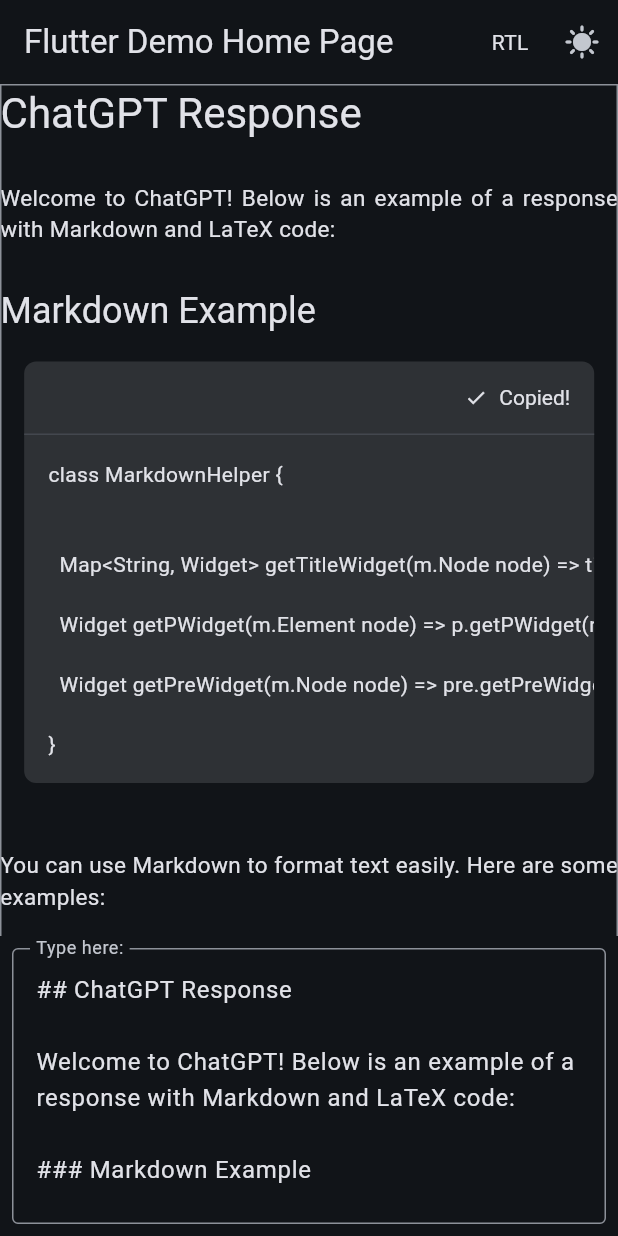
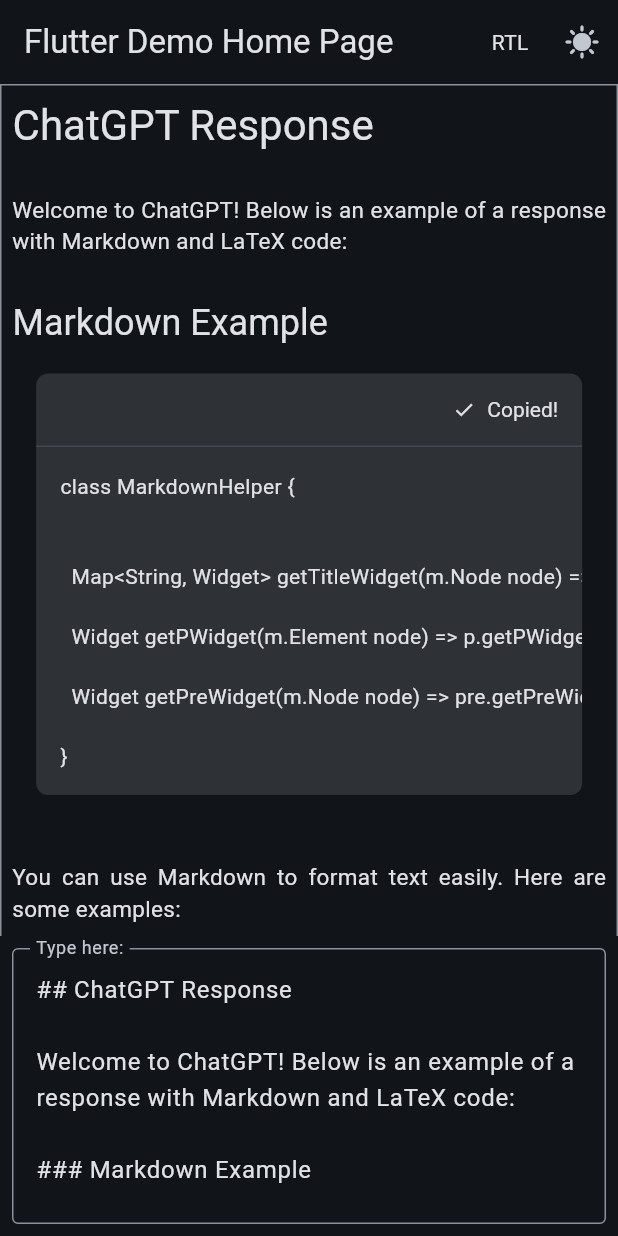
Before and after one commit to saminsohag/flutter_packages, a Flutter app: the screen it shows after launch, after a tap on "Copy code", on a phone screen of 412 x 824 dp. Run offline on Flutter 3.47's test engine with Material 3 defaults, Android fonts, the phone set to English and light mode, and no system bars; missing offline and left inert: flutter_math_fork.

Commit message:
textStle added to the latexBuilder

```diff
--- a/gpt_markdown/example/lib/main.dart
+++ b/gpt_markdown/example/lib/main.dart
@@ -169,6 +169,8 @@ Markdown and LaTeX can be powerful tools for formatting text and mathematical ex
                               //     titleSmall: TextStyle(fontSize: 10),
                               //   ),
                               // ),
+                              child: Padding(
+                                padding: const EdgeInsets.all(8.0),
                                 child: TexMarkdown(
                                   _controller.text,
                                   textDirection: _direction,
@@ -183,9 +185,11 @@ Markdown and LaTeX can be powerful tools for formatting text and mathematical ex
                                     // Regular text font size here.
                                     fontSize: 15,
                                   ),
-                                latexWorkaround: (tex) => tex.replaceAllMapped(
-                                    RegExp(r"align\*"), (match) => "aligned"),
-                                latexBuilder: (contex, tex, inline) {
+                                  latexWorkaround: (tex) =>
+                                      tex.replaceAllMapped(RegExp(r"align\*"),
+                                          (match) => "aligned"),
+                                  latexBuilder:
+                                      (contex, tex, textStyle, inline) {
                                     if (tex.contains(r"\begin{tabular}")) {
                                       // return table.
                                       String tableString = "|${(RegExp(
@@ -206,9 +210,7 @@ Markdown and LaTeX can be powerful tools for formatting text and mathematical ex
                                     var controller = ScrollController();
                                     Widget child = Math.tex(
                                       tex,
-                                    textStyle: const TextStyle(
-                                      fontSize: 17,
-                                    ),
+                                      textStyle: textStyle,
                                     );
                                     if (!inline) {
                                       child = Padding(
@@ -223,12 +225,11 @@ Markdown and LaTeX can be powerful tools for formatting text and mathematical ex
                                               controller: controller,
                                               child: SingleChildScrollView(
                                                 controller: controller,
-                                              scrollDirection: Axis.horizontal,
+                                                scrollDirection:
+                                                    Axis.horizontal,
                                                 child: Math.tex(
                                                   tex,
-                                                textStyle: const TextStyle(
-                                                  fontSize: 17,
-                                                ),
+                                                  textStyle: textStyle,
                                                 ),
                                               ),
                                             ),
@@ -244,6 +245,7 @@ Markdown and LaTeX can be powerful tools for formatting text and mathematical ex
                                     );
                                     return child;
                                   },
+                                ),
                               ),
                               // child: const Text("Hello"),
                             );
--- a/gpt_markdown/lib/gpt_markdown.dart
+++ b/gpt_markdown/lib/gpt_markdown.dart
@@ -26,7 +26,8 @@ class TexMarkdown extends StatelessWidget {
   final TextScaler? textScaler;
   final void Function(String url, String title)? onLinkTab;
   final String Function(String tex)? latexWorkaround;
-  final Widget Function(BuildContext context, String tex, bool inline)?
+  final Widget Function(
+          BuildContext context, String tex, TextStyle style, bool inline)?
       latexBuilder;
   final bool followLinkColor;
   final Widget Function(BuildContext context, String name, String code)?
--- a/gpt_markdown/lib/markdown_component.dart
+++ b/gpt_markdown/lib/markdown_component.dart
@@ -38,7 +38,7 @@ abstract class MarkdownComponent {
     TextDirection textDirection,
     final void Function(String url, String title)? onLinkTab,
     final String Function(String tex)? latexWorkaround,
-    final Widget Function(BuildContext context, String tex, bool inline)?
+    final Widget Function(BuildContext context, String tex, TextStyle textStyle, bool inline)?
         latexBuilder,
     final Widget Function(BuildContext context, String name, String code)?
         codeBuilder,
@@ -128,7 +128,7 @@ abstract class MarkdownComponent {
     TextDirection textDirection,
     final void Function(String url, String title)? onLinkTab,
     final String Function(String tex)? latexWorkaround,
-    final Widget Function(BuildContext context, String tex, bool inline)?
+    final Widget Function(BuildContext context, String tex,TextStyle textStyle, bool inline)?
         latexBuilder,
     final Widget Function(BuildContext context, String name, String code)?
         codeBuilder,
@@ -151,7 +151,7 @@ abstract class InlineMd extends MarkdownComponent {
     TextDirection textDirection,
     final void Function(String url, String title)? onLinkTab,
     final String Function(String tex)? latexWorkaround,
-    final Widget Function(BuildContext context, String tex, bool inline)?
+    final Widget Function(BuildContext context, String tex,TextStyle textStyle, bool inline)?
         latexBuilder,
     final Widget Function(BuildContext context, String name, String code)?
         codeBuilder,
@@ -170,7 +170,7 @@ abstract class BlockMd extends MarkdownComponent {
     TextDirection textDirection,
     final void Function(String url, String title)? onLinkTab,
     final String Function(String tex)? latexWorkaround,
-    final Widget Function(BuildContext context, String tex, bool inline)?
+    final Widget Function(BuildContext context, String tex,TextStyle textStyle, bool inline)?
         latexBuilder,
     final Widget Function(BuildContext context, String name, String code)?
         codeBuilder,
@@ -197,7 +197,7 @@ abstract class BlockMd extends MarkdownComponent {
     TextDirection textDirection,
     final void Function(String url, String title)? onLinkTab,
     final String Function(String tex)? latexWorkaround,
-    final Widget Function(BuildContext context, String tex, bool inline)?
+    final Widget Function(BuildContext context, String tex,TextStyle textStyle, bool inline)?
         latexBuilder,
     final Widget Function(BuildContext context, String name, String code)?
         codeBuilder,
@@ -216,7 +216,7 @@ class HTag extends BlockMd {
     TextDirection textDirection,
     final void Function(String url, String title)? onLinkTab,
     final String Function(String tex)? latexWorkaround,
-    final Widget Function(BuildContext context, String tex, bool inline)?
+    final Widget Function(BuildContext context, String tex,TextStyle textStyle, bool inline)?
         latexBuilder,
     final Widget Function(BuildContext context, String name, String code)?
         codeBuilder,
@@ -290,7 +290,7 @@ class NewLines extends InlineMd {
     TextDirection textDirection,
     final void Function(String url, String title)? onLinkTab,
     final String Function(String tex)? latexWorkaround,
-    final Widget Function(BuildContext context, String tex, bool inline)?
+    final Widget Function(BuildContext context, String tex,TextStyle textStyle, bool inline)?
         latexBuilder,
     final Widget Function(BuildContext context, String name, String code)?
         codeBuilder,
@@ -317,7 +317,7 @@ class HrLine extends BlockMd {
     TextDirection textDirection,
     final void Function(String url, String title)? onLinkTab,
     final String Function(String tex)? latexWorkaround,
-    final Widget Function(BuildContext context, String tex, bool inline)?
+    final Widget Function(BuildContext context, String tex,TextStyle textStyle, bool inline)?
         latexBuilder,
     final Widget Function(BuildContext context, String name, String code)?
         codeBuilder,
@@ -343,7 +343,7 @@ class CheckBoxMd extends BlockMd {
     TextDirection textDirection,
     final void Function(String url, String title)? onLinkTab,
     final String Function(String tex)? latexWorkaround,
-    final Widget Function(BuildContext context, String tex, bool inline)?
+    final Widget Function(BuildContext context, String tex,TextStyle textStyle, bool inline)?
         latexBuilder,
     final Widget Function(BuildContext context, String name, String code)?
         codeBuilder,
@@ -379,7 +379,7 @@ class RadioButtonMd extends BlockMd {
     TextDirection textDirection,
     final void Function(String url, String title)? onLinkTab,
     final String Function(String tex)? latexWorkaround,
-    final Widget Function(BuildContext context, String tex, bool inline)?
+    final Widget Function(BuildContext context, String tex,TextStyle textStyle, bool inline)?
         latexBuilder,
     final Widget Function(BuildContext context, String name, String code)?
         codeBuilder,
@@ -415,7 +415,7 @@ class IndentMd extends BlockMd {
     TextDirection textDirection,
     final void Function(String url, String title)? onLinkTab,
     final String Function(String tex)? latexWorkaround,
-    final Widget Function(BuildContext context, String tex, bool inline)?
+    final Widget Function(BuildContext context, String tex,TextStyle textStyle, bool inline)?
         latexBuilder,
     final Widget Function(BuildContext context, String name, String code)?
         codeBuilder,
@@ -462,7 +462,7 @@ class UnOrderedList extends BlockMd {
     TextDirection textDirection,
     final void Function(String url, String title)? onLinkTab,
     final String Function(String tex)? latexWorkaround,
-    final Widget Function(BuildContext context, String tex, bool inline)?
+    final Widget Function(BuildContext context, String tex,TextStyle textStyle, bool inline)?
         latexBuilder,
     final Widget Function(BuildContext context, String name, String code)?
         codeBuilder,
@@ -501,7 +501,7 @@ class OrderedList extends BlockMd {
     TextDirection textDirection,
     final void Function(String url, String title)? onLinkTab,
     final String Function(String tex)? latexWorkaround,
-    final Widget Function(BuildContext context, String tex, bool inline)?
+    final Widget Function(BuildContext context, String tex,TextStyle textStyle, bool inline)?
         latexBuilder,
     final Widget Function(BuildContext context, String name, String code)?
         codeBuilder,
@@ -536,7 +536,7 @@ class HighlightedText extends InlineMd {
     TextDirection textDirection,
     final void Function(String url, String title)? onLinkTab,
     final String Function(String tex)? latexWorkaround,
-    final Widget Function(BuildContext context, String tex, bool inline)?
+    final Widget Function(BuildContext context, String tex,TextStyle textStyle, bool inline)?
         latexBuilder,
     final Widget Function(BuildContext context, String name, String code)?
         codeBuilder,
@@ -574,7 +574,7 @@ class BoldMd extends InlineMd {
     TextDirection textDirection,
     final void Function(String url, String title)? onLinkTab,
     final String Function(String tex)? latexWorkaround,
-    final Widget Function(BuildContext context, String tex, bool inline)?
+    final Widget Function(BuildContext context, String tex,TextStyle textStyle, bool inline)?
         latexBuilder,
     final Widget Function(BuildContext context, String name, String code)?
         codeBuilder,
@@ -613,7 +613,7 @@ class LatexMathMultyLine extends BlockMd {
     TextDirection textDirection,
     void Function(String url, String title)? onLinkTab,
     String Function(String tex)? latexWorkaround,
-    Widget Function(BuildContext context, String tex, bool inline)?
+    Widget Function(BuildContext context, String tex,TextStyle textStyle, bool inline)?
         latexBuilder,
     Widget Function(BuildContext context, String name, String code)?
         codeBuilder,
@@ -624,11 +624,9 @@ class LatexMathMultyLine extends BlockMd {
     var workaround = latexWorkaround ?? (String tex) => tex;
 
     var builder = latexBuilder ??
-        (BuildContext context, String tex, bool inline) => Math.tex(
+        (BuildContext context, String tex,TextStyle textStyle, bool inline) => Math.tex(
               tex,
-              textStyle: style?.copyWith(
-                fontFamily: "SansSerif",
-              ),
+              textStyle: textStyle,
               mathStyle: MathStyle.display,
               textScaleFactor: 1,
               settings: const TexParserSettings(
@@ -655,18 +653,14 @@ class LatexMathMultyLine extends BlockMd {
                 return Text(
                   workaround(mathText),
                   textDirection: textDirection,
-                  style: style?.copyWith(
-                          color: (!kDebugMode)
-                              ? null
-                              : Theme.of(context).colorScheme.error) ??
-                      TextStyle(
+                  style: textStyle.copyWith(
                           color: (!kDebugMode)
                               ? null
                               : Theme.of(context).colorScheme.error),
                 );
               },
             );
-    return builder(context, workaround(mathText), false);
+    return builder(context, workaround(mathText),style??const TextStyle(), false);
   }
 }
 
@@ -689,7 +683,7 @@ class LatexMath extends InlineMd {
     TextDirection textDirection,
     final void Function(String url, String title)? onLinkTab,
     final String Function(String tex)? latexWorkaround,
-    final Widget Function(BuildContext context, String tex, bool inline)?
+    final Widget Function(BuildContext context, String tex,TextStyle textStyle, bool inline)?
         latexBuilder,
     final Widget Function(BuildContext context, String name, String code)?
         codeBuilder,
@@ -699,11 +693,9 @@ class LatexMath extends InlineMd {
     String mathText = p0?[1]?.toString() ?? "";
     var workaround = latexWorkaround ?? (String tex) => tex;
     var builder = latexBuilder ??
-        (BuildContext context, String tex, bool inline) => Math.tex(
+        (BuildContext context, String tex,TextStyle textStyle, bool inline) => Math.tex(
               tex,
-              textStyle: style?.copyWith(
-                fontFamily: "SansSerif",
-              ),
+              textStyle: textStyle,
               mathStyle: MathStyle.display,
               textScaleFactor: 1,
               settings: const TexParserSettings(
@@ -730,11 +722,7 @@ class LatexMath extends InlineMd {
                 return Text(
                   workaround(mathText),
                   textDirection: textDirection,
-                  style: style?.copyWith(
-                          color: (!kDebugMode)
-                              ? null
-                              : Theme.of(context).colorScheme.error) ??
-                      TextStyle(
+                  style: textStyle.copyWith(
                           color: (!kDebugMode)
                               ? null
                               : Theme.of(context).colorScheme.error),
@@ -744,7 +732,7 @@ class LatexMath extends InlineMd {
     return WidgetSpan(
       alignment: PlaceholderAlignment.baseline,
       baseline: TextBaseline.alphabetic,
-      child: builder(context, workaround(mathText), true),
+      child: builder(context, workaround(mathText),style ??const TextStyle(), true),
     );
   }
 }
@@ -762,7 +750,7 @@ class ItalicMd extends InlineMd {
     TextDirection textDirection,
     final void Function(String url, String title)? onLinkTab,
     final String Function(String tex)? latexWorkaround,
-    final Widget Function(BuildContext context, String tex, bool inline)?
+    final Widget Function(BuildContext context, String tex,TextStyle textStyle, bool inline)?
         latexBuilder,
     final Widget Function(BuildContext context, String name, String code)?
         codeBuilder,
@@ -797,7 +785,7 @@ class ATagMd extends InlineMd {
     TextDirection textDirection,
     final void Function(String url, String title)? onLinkTab,
     final String Function(String tex)? latexWorkaround,
-    final Widget Function(BuildContext context, String tex, bool inline)?
+    final Widget Function(BuildContext context, String tex,TextStyle textStyle, bool inline)?
         latexBuilder,
     final Widget Function(BuildContext context, String name, String code)?
         codeBuilder,
@@ -845,7 +833,7 @@ class ImageMd extends InlineMd {
     TextDirection textDirection,
     final void Function(String url, String title)? onLinkTab,
     final String Function(String tex)? latexWorkaround,
-    final Widget Function(BuildContext context, String tex, bool inline)?
+    final Widget Function(BuildContext context, String tex,TextStyle textStyle, bool inline)?
         latexBuilder,
     final Widget Function(BuildContext context, String name, String code)?
         codeBuilder,
@@ -900,7 +888,7 @@ class TableMd extends BlockMd {
     TextDirection textDirection,
     void Function(String url, String title)? onLinkTab,
     final String Function(String tex)? latexWorkaround,
-    final Widget Function(BuildContext context, String tex, bool inline)?
+    final Widget Function(BuildContext context, String tex,TextStyle textStyle, bool inline)?
         latexBuilder,
     final Widget Function(BuildContext context, String name, String code)?
         codeBuilder,
@@ -1010,7 +998,7 @@ class CodeBlockMd extends BlockMd {
     TextDirection textDirection,
     final void Function(String url, String title)? onLinkTab,
     final String Function(String tex)? latexWorkaround,
-    final Widget Function(BuildContext context, String tex, bool inline)?
+    final Widget Function(BuildContext context, String tex,TextStyle textStyle, bool inline)?
         latexBuilder,
     final Widget Function(BuildContext context, String name, String code)?
         codeBuilder,
--- a/gpt_markdown/lib/md_widget.dart
+++ b/gpt_markdown/lib/md_widget.dart
@@ -25,7 +25,7 @@ class MdWidget extends StatelessWidget {
   final TextScaler? textScaler;
   final void Function(String url, String title)? onLinkTab;
   final String Function(String tex)? latexWorkaround;
-  final Widget Function(BuildContext context, String tex, bool inline)?
+  final Widget Function(BuildContext context, String tex,TextStyle textStyle, bool inline)?
       latexBuilder;
   final bool followLinkColor;
   final Widget Function(BuildContext context, String name, String code)?
--- a/gpt_markdown/pubspec.yaml
+++ b/gpt_markdown/pubspec.yaml
@@ -1,6 +1,6 @@
 name: gpt_markdown
 description: "The purpose of this package is to render the response of ChatGPT into a Flutter app."
-version: 0.1.0
+version: 0.1.1
 homepage: https://github.com/saminsohag/flutter_packages/tree/main/gpt_markdown
 
 environment:
```
Also changed, not shown: gpt_markdown/example/pubspec.lock, 1 other file. Lines whose indentation alone changed are shown as unchanged.
